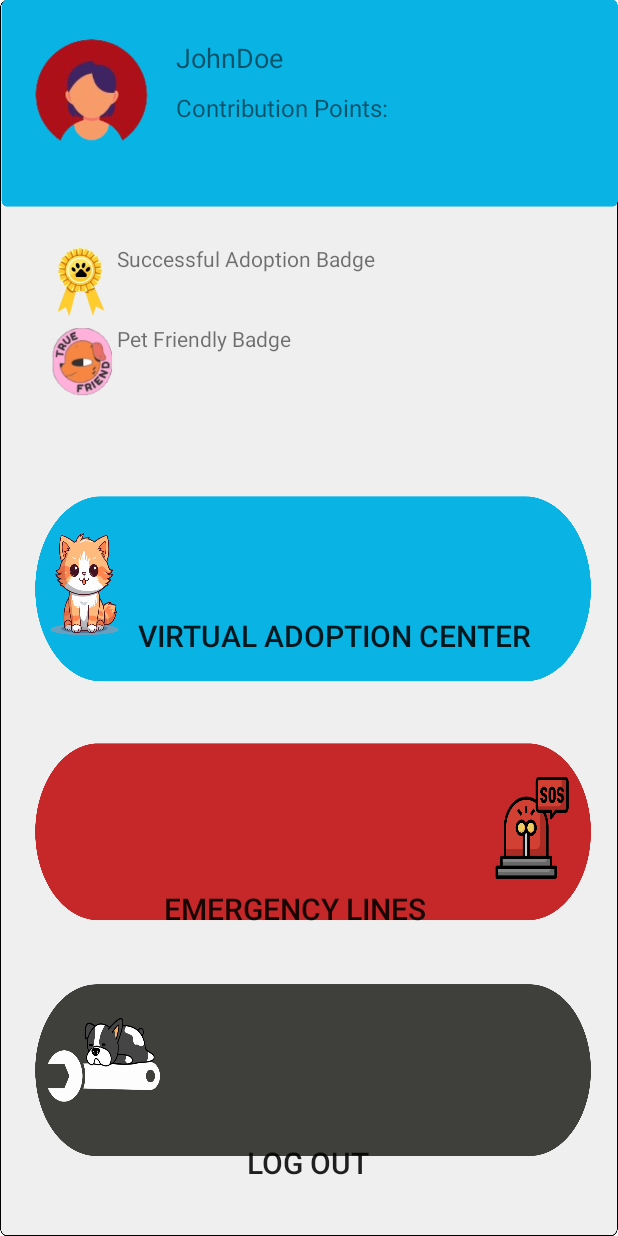
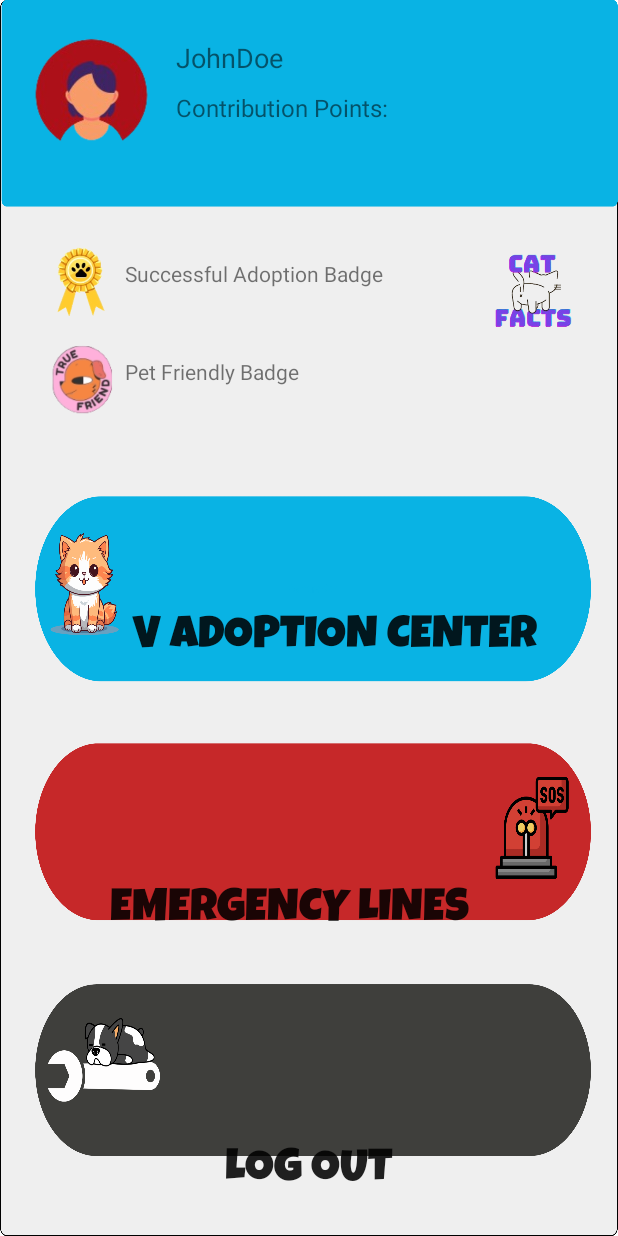
Before and after one commit to harunandes21/PawRescue, an Android app: the MainActivity screen opened directly, with no data from a screen before it, on a phone screen of 412 x 824 dp. Run offline under Robolectric (Android 15) with nearby library versions, the phone set to English and light mode, and no system bars.

Commit message:
Adoption

```diff
--- a/app/src/main/res/layout/activity_main.xml
+++ b/app/src/main/res/layout/activity_main.xml
@@ -73,9 +73,17 @@
             <!-- Achievement Description for Achievement 1 -->
             <TextView
                 android:id="@+id/T_badge1"
+                android:layout_marginTop="10dp"
+                android:layout_marginLeft="5dp"
                 android:layout_width="wrap_content"
                 android:layout_height="wrap_content"
                 android:text="Successful Adoption Badge"/>
+            <ImageView
+                android:id="@+id/cat_facts"
+                android:layout_width="60dp"
+                android:layout_height="60dp"
+                android:src="@drawable/cat_facts"
+                android:layout_marginLeft="70dp"/>
         </TableRow>
 
         <!-- Achievement Row 2 -->
@@ -93,10 +101,14 @@
             <!-- Achievement Description for Achievement 2 -->
             <TextView
                 android:id="@+id/T_badge2"
+                android:layout_marginTop="10dp"
+                android:layout_marginLeft="5dp"
                 android:layout_width="wrap_content"
                 android:layout_height="wrap_content"
                 android:text="Pet Friendly Badge" />
         </TableRow>
+
+
 
         <!-- More Achievement Rows... -->
     </TableLayout>
@@ -112,14 +124,15 @@
             android:layout_height="123dp"
             android:layout_marginTop="24dp"
             android:background="@android:color/transparent"
-            android:text="VIRTUAL ADOPTION CENTER"
-            android:textSize="20sp"
+            android:text="V ADOPTION CENTER"
+            android:textSize="30sp"
             app:layout_constraintBottom_toTopOf="@+id/SosButton"
             app:layout_constraintEnd_toEndOf="parent"
             app:layout_constraintHorizontal_bias="0.622"
             app:layout_constraintStart_toStartOf="parent"
             app:layout_constraintTop_toTopOf="parent"
-            app:layout_constraintVertical_bias="0.427"
+            android:fontFamily="@font/luckiest_guy"
+            app:layout_constraintVertical_bias="0.339"
             tools:ignore="MissingConstraints" />
 
         <Button
@@ -128,12 +141,14 @@
             android:layout_height="123dp"
             android:background="@android:color/transparent"
             android:text="EMERGENCY LINES"
-            android:textSize="20sp"
+            android:fontFamily="@font/luckiest_guy"
+            android:textSize="30sp"
             app:layout_constraintBottom_toBottomOf="parent"
             app:layout_constraintEnd_toEndOf="parent"
-            app:layout_constraintHorizontal_bias="0.429"
+            app:layout_constraintHorizontal_bias="0.4"
             app:layout_constraintStart_toStartOf="parent"
             app:layout_constraintTop_toTopOf="parent"
+            app:layout_constraintVertical_bias="0.472"
             tools:ignore="MissingConstraints" />
 
         <Button
@@ -143,14 +158,16 @@
             android:layout_marginTop="12dp"
             android:background="@android:color/transparent"
             android:text="Log Out"
-            android:textSize="20sp"
+            android:textSize="30sp"
             app:layout_constraintBottom_toBottomOf="parent"
             app:layout_constraintEnd_toEndOf="parent"
             app:layout_constraintHorizontal_bias="0.496"
             app:layout_constraintStart_toStartOf="parent"
             app:layout_constraintTop_toBottomOf="@+id/SosButton"
             app:layout_constraintVertical_bias="0.295"
+            android:fontFamily="@font/luckiest_guy"
             tools:ignore="MissingConstraints" />
+
     </androidx.constraintlayout.widget.ConstraintLayout>
 
 </LinearLayout>
--- /dev/null
+++ b/app/src/main/res/values/font.xml
@@ -0,0 +1,2 @@
+<?xml version="1.0" encoding="utf-8"?>
+<resources></resources>
```
Also changed, not shown: app/src/main/res/layout/activity_adoption.xml (+34 -0 lines), app/src/main/res/drawable/cat_facts.png (added), app/src/main/res/font/luckiest_guy.ttf (added).
